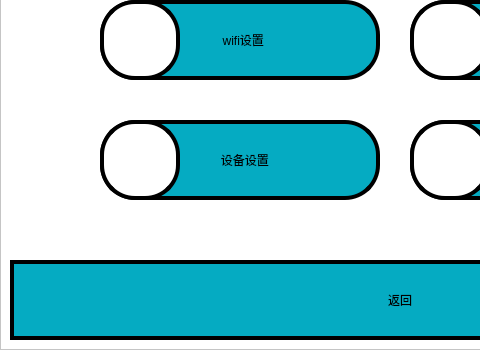
Old version of the form gui/sys.ui in the repository mysondrink/qt0922; both pictures show x 0 to 480 and y 100 to 450 of the 800 by 450 pixel window.
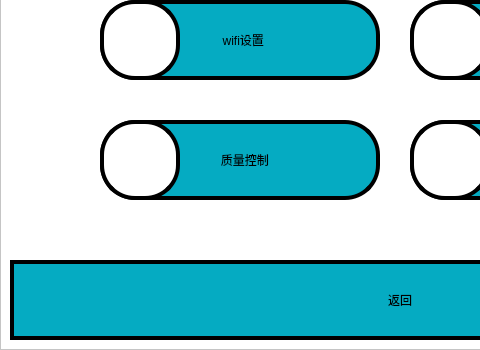
New version of the form.

```diff
--- a/gui/sys.ui
+++ b/gui/sys.ui
@@ -112,7 +112,7 @@
 </string>
     </property>
     <property name="text">
-     <string>   设备设置</string>
+     <string>   质量控制</string>
     </property>
    </widget>
    <widget class="QPushButton" name="btnClear">
```
